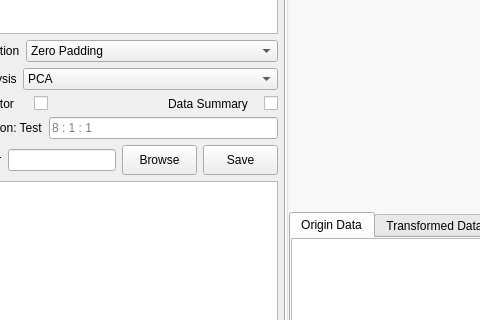
The window that QSAR-UI/mainwindow0.ui (sheMnapion/AI-QSAR) describes before a commit, drawn with Qt 5; both pictures show x 81 to 561 and y 171 to 491 of the 995 by 697 pixel window.
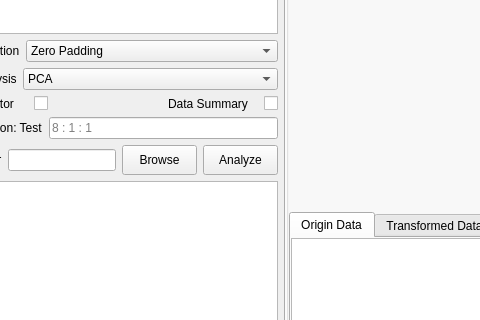
The same window after the commit.

The edit to the form file:
```diff
--- a/QSAR-UI/mainwindow0.ui
+++ b/QSAR-UI/mainwindow0.ui
@@ -498,7 +498,7 @@
            </size>
           </property>
           <property name="text">
-           <string>Save</string>
+           <string>Analyze</string>
           </property>
          </widget>
         </item>
```
